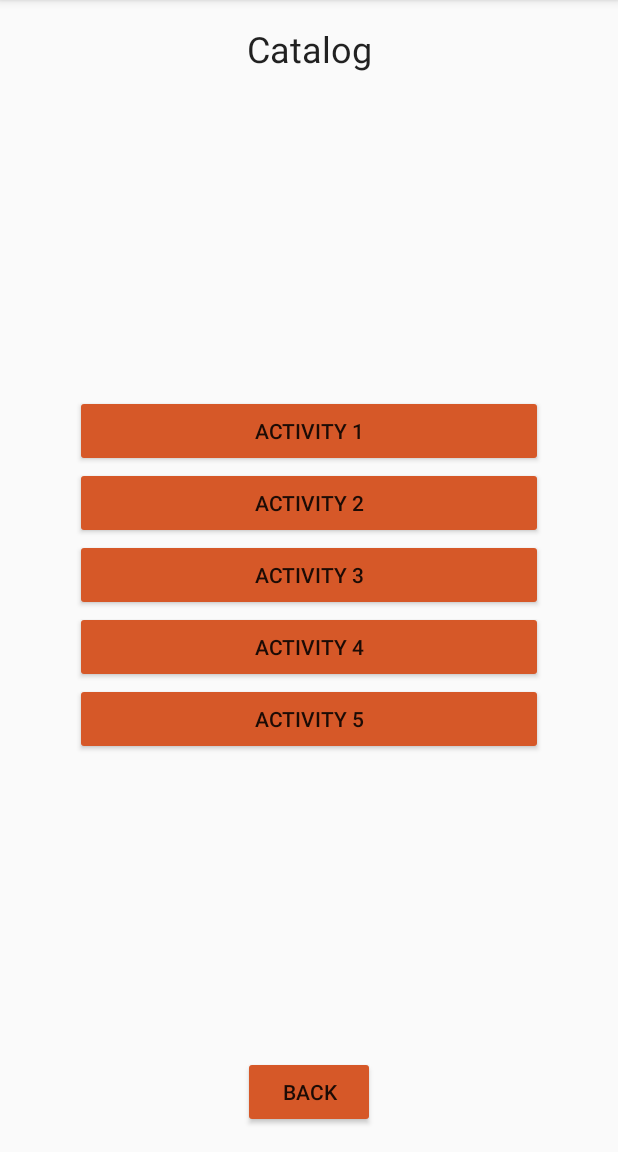
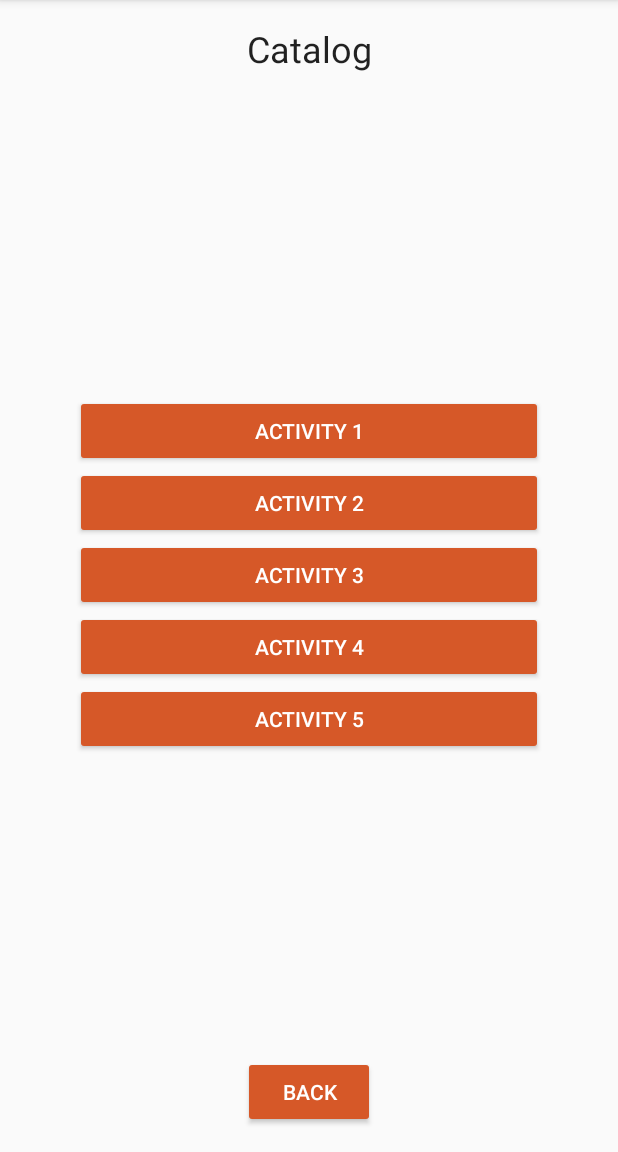
Before and after one commit to drexelapplab/OhioStateFitLeaders, an Android app: the Catalog screen opened directly, with no data from a screen before it, on a phone screen of 412 x 824 dp, the part 84-1236 px from its top. Run offline under Robolectric (Android 15) with nearby library versions, the phone set to English and light mode, and no system bars.

Commit message:
Slight update to color of text in buttons

```diff
--- a/app/build.gradle
+++ b/app/build.gradle
@@ -1,3 +1,4 @@
+//noinspection GradleCompatible
 apply plugin: 'com.android.application'
 
 android {
@@ -28,9 +29,7 @@ dependencies {
         exclude group: 'com.android.support', module: 'support-annotations'
         compile 'com.android.support:design:26.0.1'
     })
-    compile 'com.android.support:appcompat-v7:26.0.0-alpha1'
+    compile 'com.android.support:appcompat-v7:26.0.1'
     compile 'com.android.support.constraint:constraint-layout:1.0.2'
-    testCompile 'junit:junit:4.12'
-    compile 'com.google.android.gms:play-services:11.0.4'
     compile 'com.google.android.gms:play-services-wearable:11.0.4'
 }
--- a/app/src/main/res/layout/activity_calendar.xml
+++ b/app/src/main/res/layout/activity_calendar.xml
@@ -41,6 +41,7 @@
         android:layout_height="wrap_content"
         android:backgroundTint="@color/ohiostateorange"
         android:text="@string/back"
+        android:textColor="@color/white"
         app:layout_constraintRight_toLeftOf="@+id/guideline"
         tools:layout_constraintRight_creator="1"
         tools:layout_constraintBottom_creator="1"
--- a/app/src/main/res/layout/activity_catalog.xml
+++ b/app/src/main/res/layout/activity_catalog.xml
@@ -35,6 +35,7 @@
         android:layout_height="wrap_content"
         android:layout_marginBottom="16dp"
         android:backgroundTint="@color/ohiostateorange"
+        android:textColor="@color/white"
         android:text="@string/back"
         app:layout_constraintBottom_toBottomOf="parent"
         app:layout_constraintLeft_toLeftOf="parent"
@@ -64,6 +65,7 @@
             android:layout_width="match_parent"
             android:layout_height="wrap_content"
             android:backgroundTint="@color/ohiostateorange"
+            android:textColor="@color/white"
             android:text="@string/activity_1" />
 
         <Button
@@ -71,6 +73,7 @@
             android:layout_width="match_parent"
             android:layout_height="wrap_content"
             android:backgroundTint="@color/ohiostateorange"
+            android:textColor="@color/white"
             android:text="@string/activity_2" />
 
         <Button
@@ -78,6 +81,7 @@
             android:layout_width="match_parent"
             android:layout_height="wrap_content"
             android:backgroundTint="@color/ohiostateorange"
+            android:textColor="@color/white"
             android:text="@string/activity_3" />
 
         <Button
@@ -85,6 +89,7 @@
             android:layout_width="match_parent"
             android:layout_height="wrap_content"
             android:backgroundTint="@color/ohiostateorange"
+            android:textColor="@color/white"
             android:text="@string/activity_4" />
 
         <Button
@@ -92,6 +97,7 @@
             android:layout_width="match_parent"
             android:layout_height="wrap_content"
             android:backgroundTint="@color/ohiostateorange"
+            android:textColor="@color/white"
             android:text="@string/activity_5" />
 
     </LinearLayout>
--- a/app/src/main/res/layout/activity_log_in.xml
+++ b/app/src/main/res/layout/activity_log_in.xml
@@ -41,6 +41,7 @@
         android:layout_height="wrap_content"
         android:layout_marginTop="54dp"
         android:background="@color/ohiostateorange"
+        android:textColor="@color/white"
         android:text="@string/log_in"
         app:layout_constraintLeft_toLeftOf="parent"
         app:layout_constraintRight_toRightOf="parent"
--- a/app/src/main/res/layout/activity_main.xml
+++ b/app/src/main/res/layout/activity_main.xml
@@ -16,6 +16,7 @@
         android:layout_marginBottom="16dp"
         android:backgroundTint="@color/ohiostateorange"
         android:text="@string/check_in"
+        android:textColor="@color/white"
         app:layout_constraintBottom_toBottomOf="parent"
         app:layout_constraintLeft_toLeftOf="parent"
         app:layout_constraintRight_toRightOf="parent"
--- a/app/src/main/res/layout/activity_pedometer.xml
+++ b/app/src/main/res/layout/activity_pedometer.xml
@@ -34,7 +34,6 @@
         tools:layout_constraintBottom_creator="1"
         tools:layout_constraintLeft_creator="1"
         tools:layout_constraintTop_creator="1"
-        android:layout_marginLeft="14dp"
         android:layout_marginStart="14dp" />
 
     <ProgressBar
@@ -59,6 +58,7 @@
         android:layout_width="wrap_content"
         android:layout_height="wrap_content"
         android:backgroundTint="@color/ohiostateorange"
+        android:textColor="@color/white"
         android:text="@string/back"
         tools:layout_constraintRight_creator="1"
         tools:layout_constraintBottom_creator="1"
--- a/app/src/main/res/layout/activity_schedule_info.xml
+++ b/app/src/main/res/layout/activity_schedule_info.xml
@@ -27,6 +27,7 @@
         android:layout_width="wrap_content"
         android:layout_height="wrap_content"
         android:backgroundTint="@color/ohiostateorange"
+        android:textColor="@color/white"
         android:text="@string/go"
         tools:layout_constraintRight_creator="1"
         tools:layout_constraintBottom_creator="1"
@@ -56,6 +57,7 @@
             android:layout_width="match_parent"
             android:layout_height="wrap_content"
             android:backgroundTint="@color/ohiostateorange"
+            android:textColor="@color/white"
             android:text="@string/calendar"
             tools:layout_editor_absoluteX="16dp"
             tools:layout_editor_absoluteY="30dp" />
@@ -69,6 +71,7 @@
             android:layout_width="match_parent"
             android:layout_height="wrap_content"
             android:backgroundTint="@color/ohiostateorange"
+            android:textColor="@color/white"
             android:text="@string/work_out_descriptions"
             tools:layout_editor_absoluteX="129dp"
             tools:layout_editor_absoluteY="188dp" />
@@ -82,6 +85,7 @@
             android:layout_width="match_parent"
             android:layout_height="wrap_content"
             android:backgroundTint="@color/ohiostateorange"
+            android:textColor="@color/white"
             android:text="@string/your_data"
             tools:layout_editor_absoluteX="128dp"
             tools:layout_editor_absoluteY="326dp" />
--- a/app/src/main/res/layout/activity_survey.xml
+++ b/app/src/main/res/layout/activity_survey.xml
@@ -32,6 +32,7 @@
         android:layout_width="wrap_content"
         android:layout_height="wrap_content"
         android:backgroundTint="@color/ohiostateorange"
+        android:textColor="@color/white"
         android:text="@string/continue_on"
         tools:layout_constraintTop_creator="1"
         tools:layout_constraintRight_creator="1"
--- a/app/src/main/res/layout/activity_work_out.xml
+++ b/app/src/main/res/layout/activity_work_out.xml
@@ -79,6 +79,7 @@
         android:layout_height="wrap_content"
         android:layout_marginBottom="16dp"
         android:backgroundTint="@color/ohiostateorange"
+        android:textColor="@color/white"
         android:text="@string/finished"
         app:layout_constraintBottom_toBottomOf="parent"
         app:layout_constraintLeft_toLeftOf="parent"
--- a/app/src/main/res/layout/activity_your_data.xml
+++ b/app/src/main/res/layout/activity_your_data.xml
@@ -26,6 +26,7 @@
         android:layout_height="wrap_content"
         android:layout_marginBottom="16dp"
         android:backgroundTint="@color/ohiostateorange"
+        android:textColor="@color/white"
         android:text="@string/back"
         app:layout_constraintBottom_toBottomOf="parent"
         app:layout_constraintLeft_toLeftOf="parent"
@@ -54,6 +55,7 @@
             android:layout_width="match_parent"
             android:layout_height="wrap_content"
             android:backgroundTint="@color/ohiostateorange"
+            android:textColor="@color/white"
             android:text="@string/heart_rate"
             tools:layout_editor_absoluteX="8dp"
             tools:layout_editor_absoluteY="0dp" />
@@ -63,6 +65,7 @@
             android:layout_width="match_parent"
             android:layout_height="wrap_content"
             android:backgroundTint="@color/ohiostateorange"
+            android:textColor="@color/white"
             android:text="@string/calories"
             tools:layout_editor_absoluteX="8dp"
             tools:layout_editor_absoluteY="0dp" />
@@ -72,6 +75,7 @@
             android:layout_width="match_parent"
             android:layout_height="wrap_content"
             android:backgroundTint="@color/ohiostateorange"
+            android:textColor="@color/white"
             android:text="@string/steps"
             tools:layout_editor_absoluteX="8dp"
             tools:layout_editor_absoluteY="0dp" />
@@ -81,6 +85,7 @@
             android:layout_width="match_parent"
             android:layout_height="wrap_content"
             android:backgroundTint="@color/ohiostateorange"
+            android:textColor="@color/white"
             android:text="@string/data"
             tools:layout_editor_absoluteX="8dp"
             tools:layout_editor_absoluteY="0dp" />
@@ -90,6 +95,7 @@
             android:layout_width="match_parent"
             android:layout_height="wrap_content"
             android:backgroundTint="@color/ohiostateorange"
+            android:textColor="@color/white"
             android:text="@string/data_2"
             tools:layout_editor_absoluteX="8dp"
             tools:layout_editor_absoluteY="0dp" />
--- a/app/src/main/res/values/colors.xml
+++ b/app/src/main/res/values/colors.xml
@@ -7,4 +7,5 @@
     <color name="OhioStateDarkScarlet">#830000</color>
     <color name="OhioStateGrayAccent">#474747</color>
     <color name="ohiostateorange">#d65828</color>
+    <color name="white">#FFFFFF</color>
 </resources>
```
